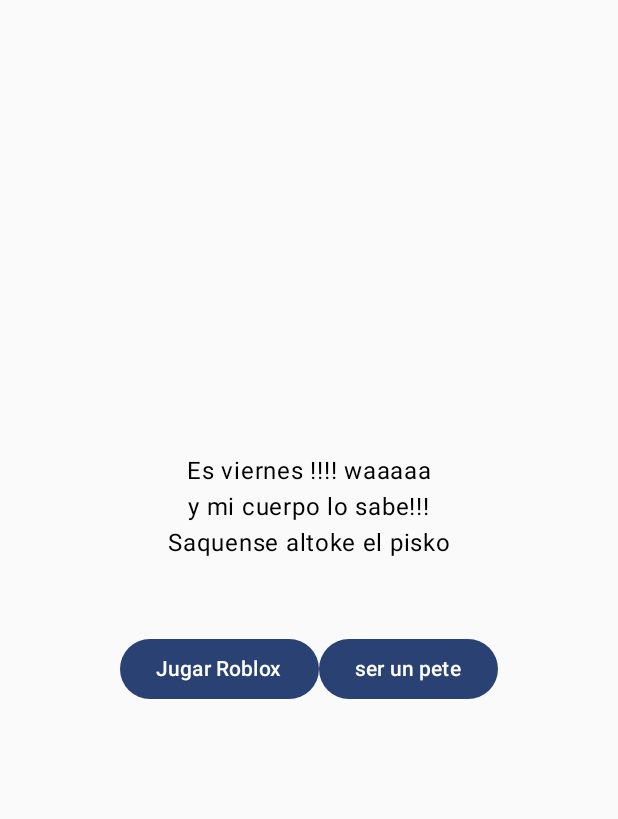
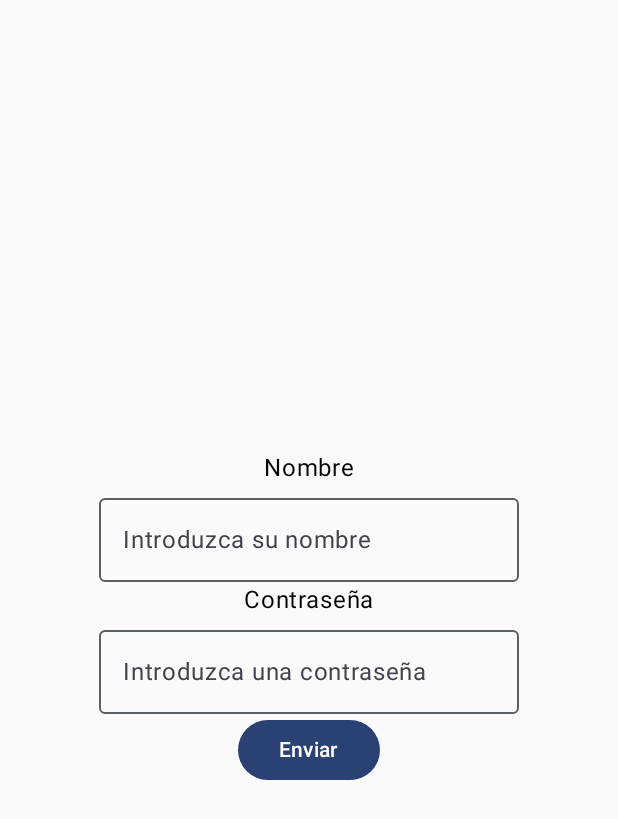
Before and after one commit to markitox777/APP_HelloKitty, an Android app built with Jetpack Compose: the screen it shows after launch (MainActivity), on a phone screen of 412 x 824 dp. Shown: the top 819 px of the screen. Run offline under Robolectric (Android 15) with nearby library versions, the phone set to English and light mode, and no system bars.

Commit message:
Creacion de inicio de sesion

```diff
--- a/app/src/main/java/com/example/hellokitty20/MainActivity.kt
+++ b/app/src/main/java/com/example/hellokitty20/MainActivity.kt
@@ -13,6 +13,8 @@ import androidx.compose.ui.Modifier
 import androidx.compose.ui.tooling.preview.Preview
 import com.example.hellokitty20.ui.theme.HelloKitty20Theme
 import com.example.hellokitty20.ui.theme.InicioScreen
+import com.example.hellokitty20.ui.theme.InicioSesion
+import com.example.hellokitty20.ui.theme.PerfilConFotoUI
 
 class MainActivity : ComponentActivity() {
     override fun onCreate(savedInstanceState: Bundle?) {
@@ -20,16 +22,16 @@ class MainActivity : ComponentActivity() {
         enableEdgeToEdge()
         setContent {
             HelloKitty20Theme {
-                InicioScreen()
+                InicioSesion()
             }
         }
     }
 }
 
 @Composable
-fun Greeting(name: String, modifier: Modifier = Modifier) {
+fun Greeting(nombre: String, modifier: Modifier = Modifier) {
     Text(
-        text = "Hello $name!",
+        text = "Holaa!! $nombre!",
         modifier = modifier
     )
 }
--- /dev/null
+++ b/app/src/main/java/com/example/hellokitty20/ui/theme/InicioSesion.kt
@@ -0,0 +1,55 @@
+package com.example.hellokitty20.ui.theme
+
+import androidx.compose.foundation.layout.Arrangement
+import androidx.compose.foundation.layout.Column
+import androidx.compose.foundation.layout.fillMaxSize
+import androidx.compose.material3.Button
+import androidx.compose.material3.OutlinedTextField
+import androidx.compose.material3.Text
+import androidx.compose.runtime.Composable
+import androidx.compose.runtime.getValue
+import androidx.compose.runtime.mutableStateOf
+import androidx.compose.runtime.remember
+import androidx.compose.runtime.setValue
+import androidx.compose.ui.Alignment
+import androidx.compose.ui.Modifier
+import org.w3c.dom.Text
+
+@Composable
+fun InicioSesion (){
+
+
+    var username by remember { mutableStateOf("") }
+    var password by remember { mutableStateOf("") }
+
+    Column(
+        modifier = Modifier.fillMaxSize(),
+        verticalArrangement= Arrangement.Center,
+        horizontalAlignment= Alignment.CenterHorizontally
+
+    )   {
+
+        Text(text="Nombre")
+        //input 1
+        OutlinedTextField(
+            value = username,
+            onValueChange = { nuevoTexto ->
+                username = nuevoTexto
+            }, label = { Text("Introduzca su nombre")} //Aqui hacemos un texto dentro del input para que describir lo que debe poner
+        )
+        Text(text="Contraseña")
+        //input 2
+        OutlinedTextField(
+            value = password,
+            onValueChange = { nuevoTexto ->
+                password = nuevoTexto
+            }, label = {Text("Introduzca una contraseña")}
+        )
+
+        Button(onClick = { }) {
+            Text(text = " Enviar ")
+        }
+
+    }
+
+}
```
Also changed, not shown: app/src/main/java/com/example/hellokitty20/ui/theme/PerfilConFoto.kt (added, +79 -0 lines).
